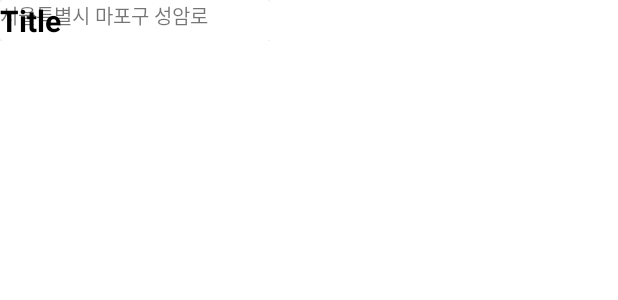
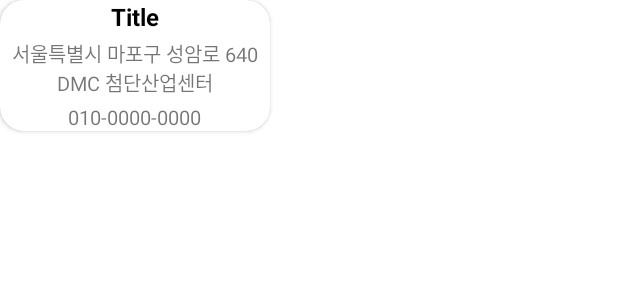
Before and after one commit to wo9374/Kovid, an Android app: the layout custom_info_window_layout.xml on its own in the app's theme, with its tools: preview values and no code run, on a phone screen of 412 x 824 dp. Shown: the top 300 px of the screen. Run offline under Robolectric (Android 15) with nearby library versions, the phone set to English and light mode, and no system bars.

```diff
--- a/app/src/main/java/com/project/kovid/extenstion/CustomMarker.kt
+++ b/app/src/main/java/com/project/kovid/extenstion/CustomMarker.kt
@@ -36,6 +36,6 @@ class CustomMarker(private val context: Context, map: GoogleMap, clusterManager:
 
     override fun onClusterItemRendered(clusterItem: HospItem, marker: Marker) {
         super.onClusterItemRendered(clusterItem, marker)
-        getMarker(clusterItem).showInfoWindow()
+        marker.tag = clusterItem
     }
 }
--- a/app/src/main/java/com/project/kovid/function/map/MapsViewModel.kt
+++ b/app/src/main/java/com/project/kovid/function/map/MapsViewModel.kt
@@ -61,9 +61,7 @@ class MapsViewModel(application: Application) : AndroidViewModel(application) {
         mapRepo.stopLocation(mLocationCallback)
     }
 
-    fun permissionCheck(): Boolean {
-        return mapRepo.checkFineLocationPermission(getApplication()) && mapRepo.checkCoarseLocationPermission(
-            getApplication()
-        )
+    fun permissionNotAllowCheck(): Boolean {
+        return mapRepo.checkFineLocationPermission(getApplication()) && mapRepo.checkCoarseLocationPermission(getApplication())
     }
 }
--- a/app/src/main/java/com/project/kovid/function/news/detail/NewsDetailFragment.kt
+++ b/app/src/main/java/com/project/kovid/function/news/detail/NewsDetailFragment.kt
@@ -23,7 +23,7 @@ class NewsDetailFragment : BaseFragment<FragmentNewsDetailBinding>(R.layout.frag
         val callback: OnBackPressedCallback = object : OnBackPressedCallback(true) {
             override fun handleOnBackPressed() {
                 navController.popBackStack()
-                mainViewModel.onBottomNavi()
+                mainViewModel
             }
         }
         requireActivity().onBackPressedDispatcher.addCallback(this, callback)
@@ -34,7 +34,7 @@ class NewsDetailFragment : BaseFragment<FragmentNewsDetailBinding>(R.layout.frag
 
         initLayout()
 
-        mainViewModel.offBottomNavi()
+        mainViewModel.botNaviViewVisibility.postValue(false)
     }
 
     private fun initLayout() {
@@ -47,7 +47,7 @@ class NewsDetailFragment : BaseFragment<FragmentNewsDetailBinding>(R.layout.frag
 
         binding.backBtn.setOnClickListener {
             navController.popBackStack()
-            mainViewModel.onBottomNavi()
+            mainViewModel.botNaviViewVisibility.postValue(true)
         }
     }
 }
--- a/app/src/main/java/com/project/kovid/function/repository/MapRepository.kt
+++ b/app/src/main/java/com/project/kovid/function/repository/MapRepository.kt
@@ -37,8 +37,8 @@ class MapRepository(application: Application) {
     }
 
     fun checkFineLocationPermission(context: Context): Boolean =
-        ActivityCompat.checkSelfPermission(context, Manifest.permission.ACCESS_FINE_LOCATION) != PackageManager.PERMISSION_GRANTED
+        ActivityCompat.checkSelfPermission(context, Manifest.permission.ACCESS_FINE_LOCATION) == PackageManager.PERMISSION_GRANTED
 
     fun checkCoarseLocationPermission(context: Context): Boolean =
-        ActivityCompat.checkSelfPermission(context, Manifest.permission.ACCESS_COARSE_LOCATION) != PackageManager.PERMISSION_GRANTED
+        ActivityCompat.checkSelfPermission(context, Manifest.permission.ACCESS_COARSE_LOCATION) == PackageManager.PERMISSION_GRANTED
 }
--- a/app/src/main/res/layout/custom_info_window_layout.xml
+++ b/app/src/main/res/layout/custom_info_window_layout.xml
@@ -3,28 +3,29 @@
     xmlns:app="http://schemas.android.com/apk/res-auto"
     xmlns:tools="http://schemas.android.com/tools">
 
-    <androidx.constraintlayout.widget.ConstraintLayout
+    <androidx.cardview.widget.CardView
         android:layout_width="wrap_content"
         android:layout_height="wrap_content"
-        android:minWidth="180dp">
+        android:maxWidth="200dp"
+        android:padding="6dp"
+        app:cardCornerRadius="16dp"
+        app:layout_constraintBottom_toBottomOf="parent"
+        app:layout_constraintEnd_toEndOf="parent"
+        app:layout_constraintStart_toStartOf="parent"
+        app:layout_constraintTop_toTopOf="parent">
 
-        <androidx.cardview.widget.CardView
+        <LinearLayout
             android:layout_width="wrap_content"
             android:layout_height="wrap_content"
-
-            android:minWidth="180dp"
-            app:layout_constraintBottom_toBottomOf="parent"
-            app:layout_constraintEnd_toEndOf="parent"
-            app:layout_constraintStart_toStartOf="parent"
-            app:layout_constraintTop_toTopOf="parent">
-
+            android:orientation="vertical">
 
             <TextView
                 android:id="@+id/txt_marker_title"
                 android:layout_width="wrap_content"
                 android:layout_height="wrap_content"
+                android:layout_gravity="center"
                 android:textColor="@color/black"
-                android:textSize="20sp"
+                android:textSize="16sp"
                 android:textStyle="bold"
                 app:layout_constraintEnd_toEndOf="parent"
                 app:layout_constraintStart_toStartOf="parent"
@@ -32,16 +33,31 @@
                 tools:text="Title" />
 
             <TextView
-                android:id="@+id/txt_marker_snippet"
+                android:id="@+id/txt_marker_addr"
                 android:layout_width="wrap_content"
                 android:layout_height="wrap_content"
-                android:maxWidth="160dp"
+                android:layout_marginTop="4dp"
+                android:gravity="center"
+                android:maxWidth="180dp"
                 android:textSize="13sp"
                 app:layout_constraintStart_toStartOf="parent"
                 app:layout_constraintTop_toBottomOf="@+id/txt_marker_title"
-                tools:text="서울특별시 마포구 성암로 " />
+                tools:text="서울특별시 마포구 성암로 640 DMC 첨단산업센터" />
 
-        </androidx.cardview.widget.CardView>
+            <TextView
+                android:id="@+id/txt_marker_tel"
+                android:layout_width="wrap_content"
+                android:layout_height="wrap_content"
+                android:layout_gravity="center"
+                android:layout_marginTop="4dp"
+                android:textSize="13sp"
+                app:layout_constraintEnd_toEndOf="parent"
+                app:layout_constraintStart_toStartOf="parent"
+                app:layout_constraintTop_toBottomOf="@+id/txt_marker_addr"
+                tools:text="010-0000-0000" />
 
-    </androidx.constraintlayout.widget.ConstraintLayout>
+        </LinearLayout>
+
+    </androidx.cardview.widget.CardView>
+
 </layout>
```
Also changed, not shown: app/src/main/java/com/project/kovid/MainActivity.kt (+26 -17 lines), app/src/main/java/com/project/kovid/MainViewModel.kt (+2 -8 lines), app/src/main/java/com/project/kovid/extenstion/CustomInfoWindow.kt (+6 -2 lines), app/src/main/java/com/project/kovid/function/map/MapsFragment.kt (+45 -47 lines).
